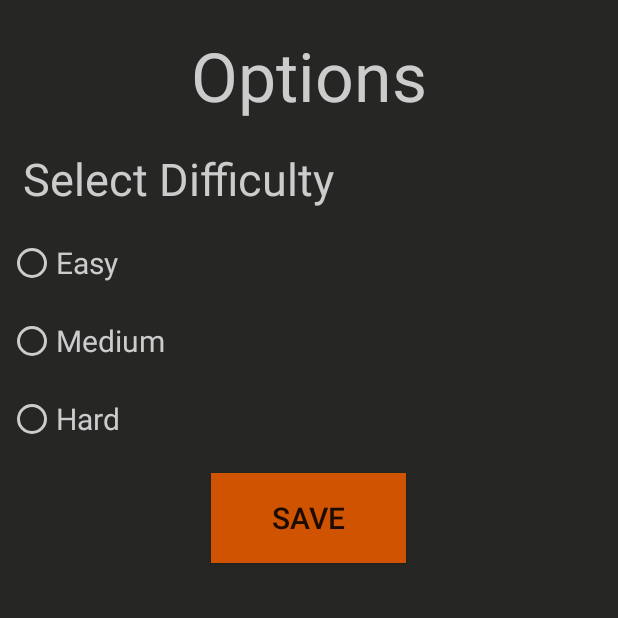
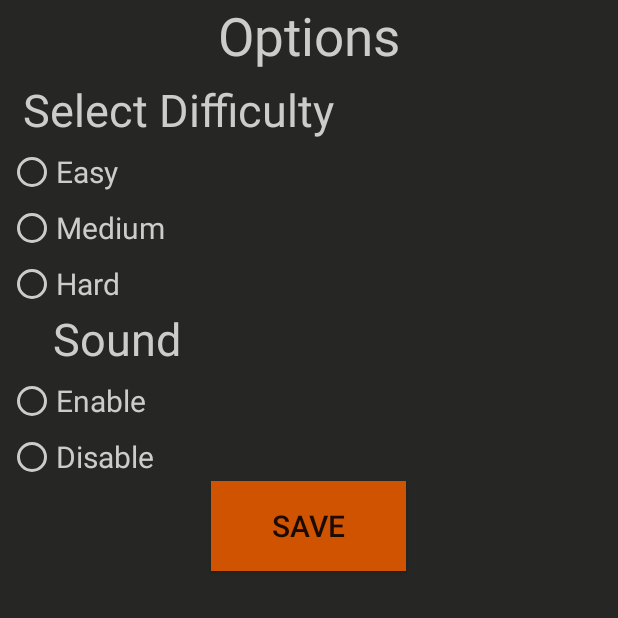
Before and after one commit to Schopperkyle/RockstarSays, an Android app: the Options screen opened directly, with no data from a screen before it, on a phone screen of 412 x 824 dp, the top half of it. Run offline under Robolectric (Android 15) with nearby library versions, the phone set to English and light mode, and no system bars.

Commit message:
Initial Commit

```diff
--- a/app/src/main/java/edu/auburn/eng/csse/comp3710/spring2018/Rockstars/MainActivity.java
+++ b/app/src/main/java/edu/auburn/eng/csse/comp3710/spring2018/Rockstars/MainActivity.java
@@ -11,10 +11,8 @@ import android.widget.Button;
 import android.widget.Toast;
 import android.widget.TextView;
 import android.os.CountDownTimer;
-import android.media.MediaPlayer;
+import java.util.Random;
 
-import java.util.Random;
-import java.io.IOException;
 
 public class MainActivity extends AppCompatActivity {
 
--- a/app/src/main/java/edu/auburn/eng/csse/comp3710/spring2018/Rockstars/Options.java
+++ b/app/src/main/java/edu/auburn/eng/csse/comp3710/spring2018/Rockstars/Options.java
@@ -48,4 +48,32 @@ public class Options extends AppCompatActivity {
                 }
         }
     }
+
+    public void sound(View v) {
+
+        MainMenu m = new MainMenu();
+
+        boolean selected;
+        selected = ((RadioButton) v).isChecked();
+        switch (v.getId()) {
+            case R.id.Enable:
+                if (selected) {
+                    if(!m.ring.isPlaying()) {
+                        m.ring.start();
+                    }
+                    else {
+                        m.ring.pause();
+                    }
+                }
+            case R.id.Disable:
+                if (selected) {
+                    if(m.ring.isPlaying()) {
+                        m.ring.pause();
+                    }
+                    else {
+                        m.ring.start();
+                    }
+                }
+        }
+    }
 }
--- a/app/src/main/res/layout/options.xml
+++ b/app/src/main/res/layout/options.xml
@@ -10,8 +10,8 @@
         android:layout_width="wrap_content"
         android:layout_height="wrap_content"
         android:text="Options"
-        android:textSize="45sp"
-        android:layout_marginTop="20dp"
+        android:textSize="35sp"
+        android:layout_marginTop="0dp"
         android:layout_gravity="center_horizontal"
         android:textColor="#cccccc"/>
 
@@ -21,7 +21,7 @@
         android:layout_height="wrap_content"
         android:text="Select Difficulty"
         android:textSize="30sp"
-        android:layout_marginTop="18dp"
+        android:layout_marginTop="5dp"
         android:layout_marginLeft="15dp"
         android:layout_gravity="left"
         android:textColor="#cccccc"/>
@@ -37,7 +37,7 @@
             android:layout_height="wrap_content"
             android:text="Easy"
             android:textSize="20sp"
-            android:layout_marginTop="20dp"
+            android:layout_marginTop="5dp"
             android:layout_marginLeft="5dp"
             android:textColor="#cccccc"
             android:buttonTint="#cccccc"/>
@@ -48,7 +48,7 @@
             android:layout_height="wrap_content"
             android:text="Medium"
             android:textSize="20sp"
-            android:layout_marginTop="20dp"
+            android:layout_marginTop="5dp"
             android:layout_marginLeft="5dp"
             android:textColor="#cccccc"
             android:buttonTint="#cccccc"/>
@@ -59,7 +59,47 @@
             android:layout_height="wrap_content"
             android:text="Hard"
             android:textSize="20sp"
-            android:layout_marginTop="20dp"
+            android:layout_marginTop="5dp"
+            android:layout_marginLeft="5dp"
+            android:textColor="#cccccc"
+            android:buttonTint="#cccccc"/>
+
+    </RadioGroup>
+
+    <TextView
+        android:id="@+id/sound"
+        android:layout_width="wrap_content"
+        android:layout_height="wrap_content"
+        android:text="Sound"
+        android:textSize="30sp"
+        android:layout_marginTop="0dp"
+        android:layout_marginLeft="35dp"
+        android:layout_gravity="left"
+        android:textColor="#cccccc"/>
+
+    <RadioGroup
+        android:layout_width="match_parent"
+        android:layout_height="wrap_content"
+        android:orientation="vertical">
+
+        <RadioButton
+            android:id="@+id/Enable"
+            android:layout_width="wrap_content"
+            android:layout_height="wrap_content"
+            android:text="Enable"
+            android:textSize="20sp"
+            android:layout_marginTop="5dp"
+            android:layout_marginLeft="5dp"
+            android:textColor="#cccccc"
+            android:buttonTint="#cccccc"/>
+
+        <RadioButton
+            android:id="@+id/Disable"
+            android:layout_width="wrap_content"
+            android:layout_height="wrap_content"
+            android:text="Disable"
+            android:textSize="20sp"
+            android:layout_marginTop="5dp"
             android:layout_marginLeft="5dp"
             android:textColor="#cccccc"
             android:buttonTint="#cccccc"/>
@@ -70,7 +110,7 @@
         android:id="@+id/SaveOptions"
         android:layout_width="130dip"
         android:layout_height="60dip"
-        android:layout_marginTop="20dp"
+        android:layout_marginTop="0dp"
         android:layout_gravity="center_horizontal"
         android:text="Save"
         android:textSize="20sp"
```
